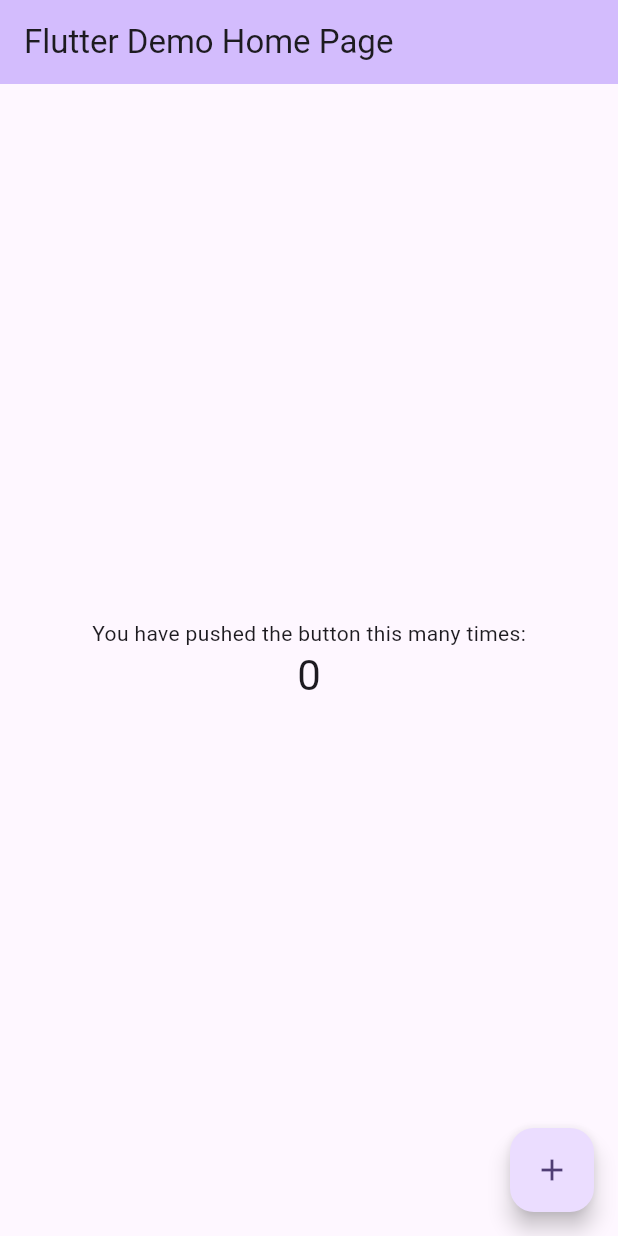
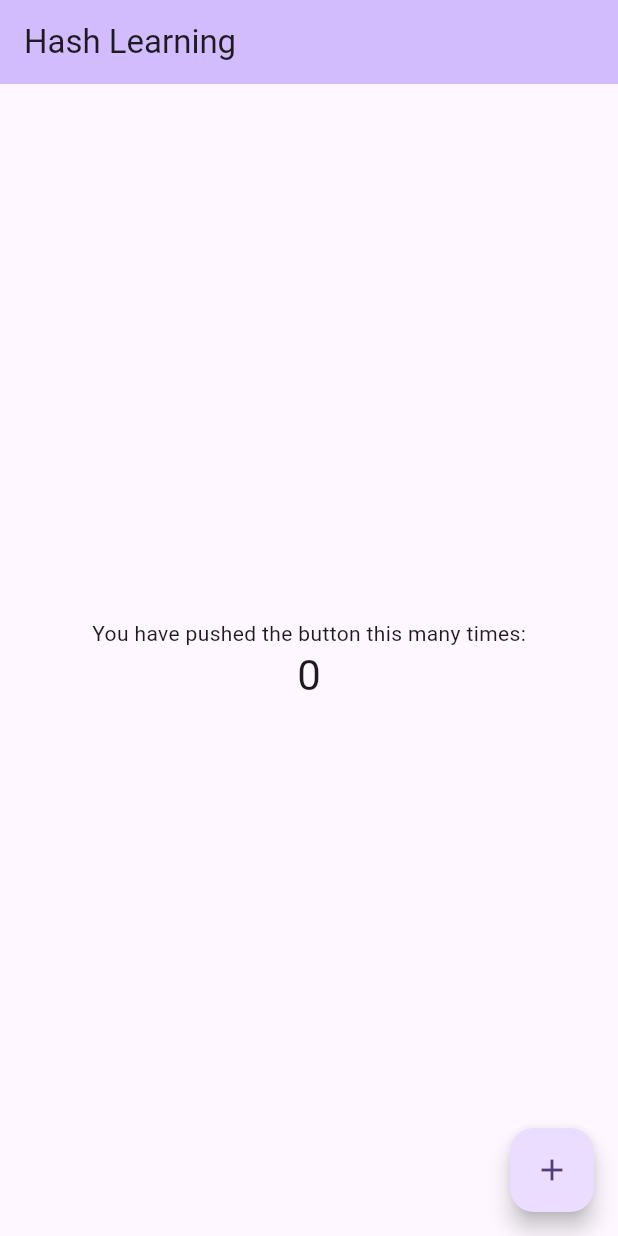
Before and after one commit to karthikeyang02/hashlearning, a Flutter app: the screen it shows after launch, on a phone screen of 412 x 824 dp. Run offline on Flutter 3.47's test engine with Material 3 defaults, Android fonts, the phone set to English and light mode, and no system bars.

Commit message:
unused codes removed

```diff
--- a/lib/main.dart
+++ b/lib/main.dart
@@ -7,46 +7,21 @@ void main() {
 class MyApp extends StatelessWidget {
   const MyApp({super.key});
 
-  // This widget is the root of your application.
   @override
   Widget build(BuildContext context) {
     return MaterialApp(
       title: 'Flutter Demo',
       theme: ThemeData(
-        // This is the theme of your application.
-        //
-        // TRY THIS: Try running your application with "flutter run". You'll see
-        // the application has a blue toolbar. Then, without quitting the app,
-        // try changing the seedColor in the colorScheme below to Colors.green
-        // and then invoke "hot reload" (save your changes or press the "hot
-        // reload" button in a Flutter-supported IDE, or press "r" if you used
-        // the command line to start the app).
-        //
-        // Notice that the counter didn't reset back to zero; the application
-        // state is not lost during the reload. To reset the state, use hot
-        // restart instead.
-        //
-        // This works for code too, not just values: Most code changes can be
-        // tested with just a hot reload.
         colorScheme: ColorScheme.fromSeed(seedColor: Colors.deepPurple),
         useMaterial3: true,
       ),
-      home: const MyHomePage(title: 'Flutter Demo Home Page'),
+      home: const MyHomePage(title: 'Hash Learning'),
     );
   }
 }
 
 class MyHomePage extends StatefulWidget {
   const MyHomePage({super.key, required this.title});
-
-  // This widget is the home page of your application. It is stateful, meaning
-  // that it has a State object (defined below) that contains fields that affect
-  // how it looks.
-
-  // This class is the configuration for the state. It holds the values (in this
-  // case the title) provided by the parent (in this case the App widget) and
-  // used by the build method of the State. Fields in a Widget subclass are
-  // always marked "final".
 
   final String title;
 
@@ -59,50 +34,19 @@ class _MyHomePageState extends State<MyHomePage> {
 
   void _incrementCounter() {
     setState(() {
-      // This call to setState tells the Flutter framework that something has
-      // changed in this State, which causes it to rerun the build method below
-      // so that the display can reflect the updated values. If we changed
-      // _counter without calling setState(), then the build method would not be
-      // called again, and so nothing would appear to happen.
       _counter++;
     });
   }
 
   @override
   Widget build(BuildContext context) {
-    // This method is rerun every time setState is called, for instance as done
-    // by the _incrementCounter method above.
-    //
-    // The Flutter framework has been optimized to make rerunning build methods
-    // fast, so that you can just rebuild anything that needs updating rather
-    // than having to individually change instances of widgets.
     return Scaffold(
       appBar: AppBar(
-        // TRY THIS: Try changing the color here to a specific color (to
-        // Colors.amber, perhaps?) and trigger a hot reload to see the AppBar
-        // change color while the other colors stay the same.
         backgroundColor: Theme.of(context).colorScheme.inversePrimary,
-        // Here we take the value from the MyHomePage object that was created by
-        // the App.build method, and use it to set our appbar title.
         title: Text(widget.title),
       ),
       body: Center(
-        // Center is a layout widget. It takes a single child and positions it
-        // in the middle of the parent.
         child: Column(
-          // Column is also a layout widget. It takes a list of children and
-          // arranges them vertically. By default, it sizes itself to fit its
-          // children horizontally, and tries to be as tall as its parent.
-          //
-          // Column has various properties to control how it sizes itself and
-          // how it positions its children. Here we use mainAxisAlignment to
-          // center the children vertically; the main axis here is the vertical
-          // axis because Columns are vertical (the cross axis would be
-          // horizontal).
-          //
-          // TRY THIS: Invoke "debug painting" (choose the "Toggle Debug Paint"
-          // action in the IDE, or press "p" in the console), to see the
-          // wireframe for each widget.
           mainAxisAlignment: MainAxisAlignment.center,
           children: <Widget>[
             const Text(
@@ -119,7 +63,7 @@ class _MyHomePageState extends State<MyHomePage> {
         onPressed: _incrementCounter,
         tooltip: 'Increment',
         child: const Icon(Icons.add),
-      ), // This trailing comma makes auto-formatting nicer for build methods.
+      ),
     );
   }
 }
```
Also changed, not shown: pubspec.yaml (+1 -68 lines).
